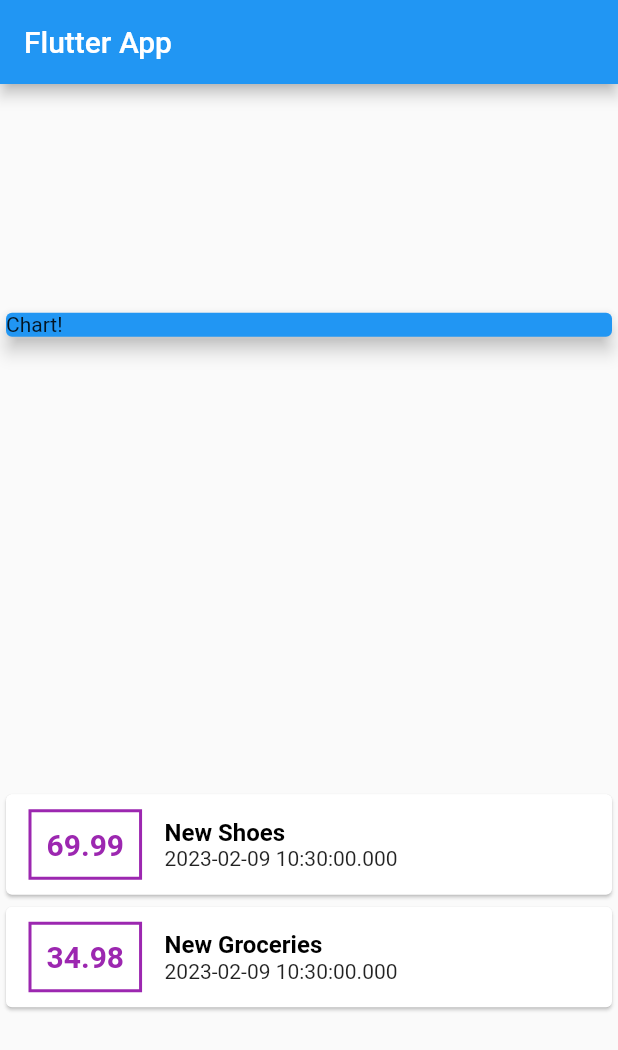
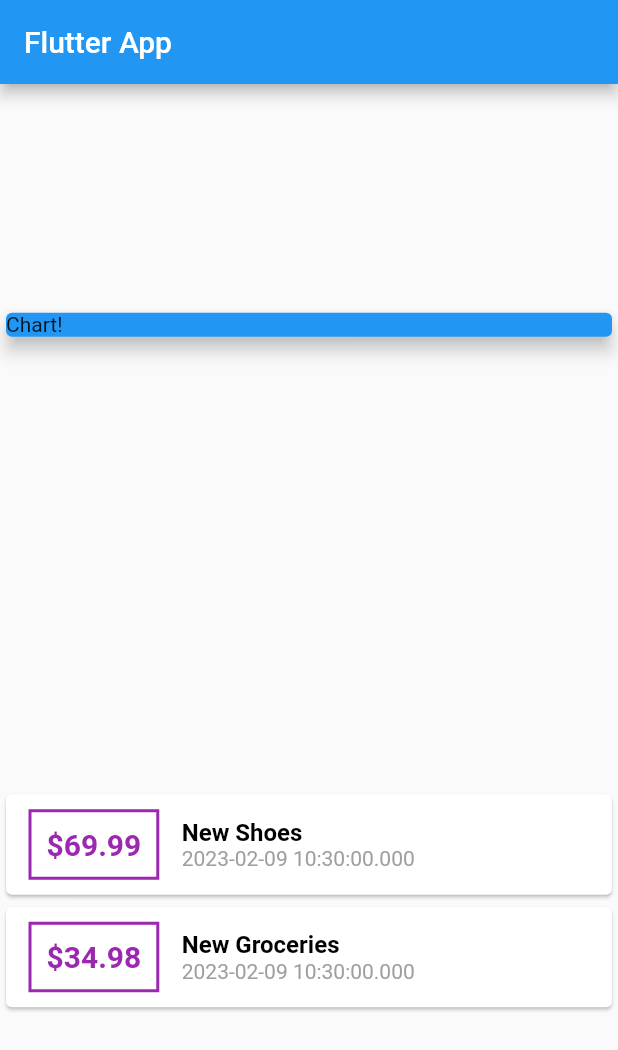
Before and after one commit to Yashanshav/expense_tracker, a Flutter app: the screen it shows after launch, on a phone screen of 412 x 824 dp. Shown: the top 1050 px of the screen. Run offline on Flutter 3.47's test engine with Material 2 defaults, Android fonts, the phone set to English and light mode, and no system bars.

Commit message:
adding special characters to the code

```diff
--- a/lib/main.dart
+++ b/lib/main.dart
@@ -64,7 +64,7 @@ class MyHomePage extends StatelessWidget {
                       )),
                       padding: EdgeInsets.all(10),
                       child: Text(
-                        tx.amount.toString(),
+                        '\$${tx.amount}',
                         style: TextStyle(
                           fontSize: 20,
                           fontWeight: FontWeight.bold,
@@ -84,6 +84,7 @@ class MyHomePage extends StatelessWidget {
                         ),
                         Text(
                           tx.date.toString(),
+                          style: TextStyle(color: Colors.grey),
                         )
                       ],
                     )
```
